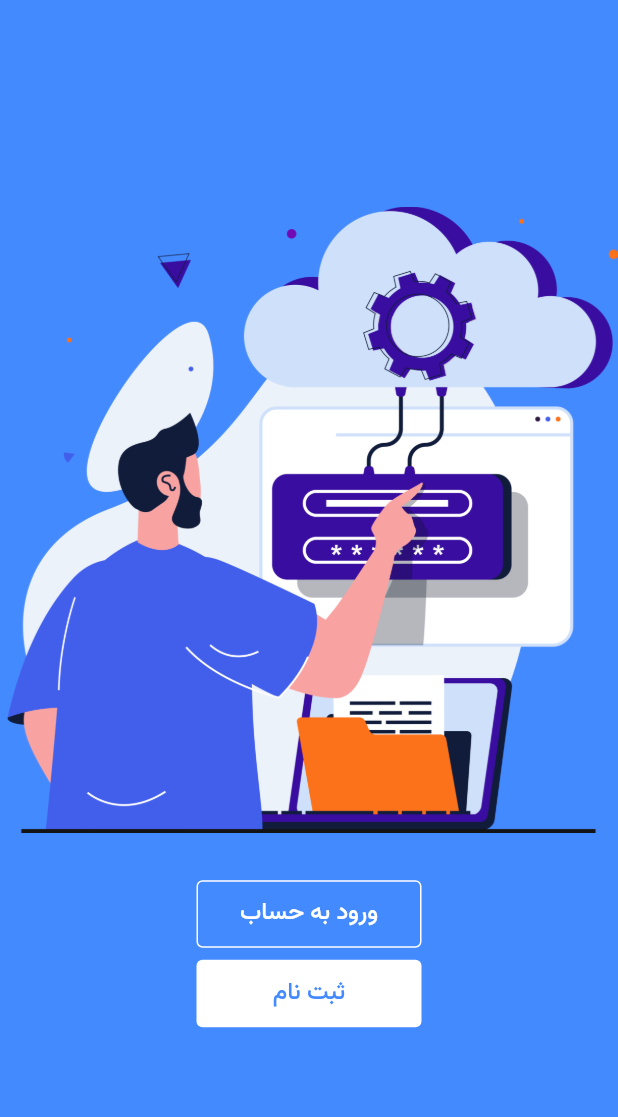
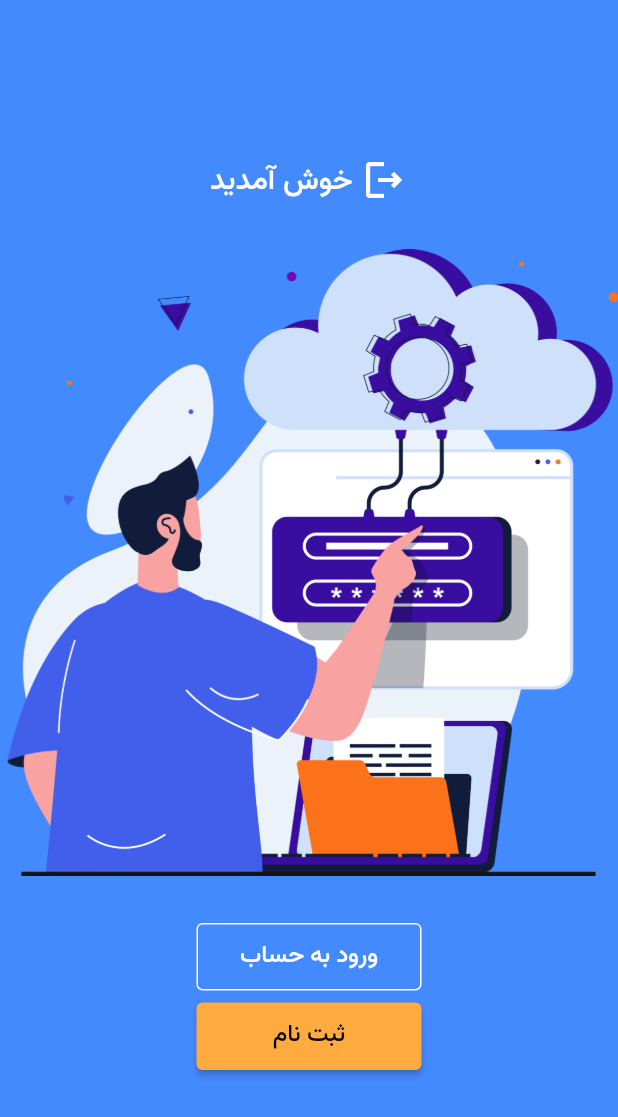
Before and after one commit to alirezakariminejad/flutter_blog_navigation, a Flutter app: the screen it shows after launch, on a phone screen of 412 x 824 dp. Shown: the top 1117 px of the screen. Run offline on Flutter 3.47's test engine with Material 2 defaults, Android fonts, the phone set to English and light mode, and no system bars.

Commit message:
Some Changes For Better Display

```diff
--- a/lib/main.dart
+++ b/lib/main.dart
@@ -25,14 +25,27 @@
     return Scaffold(
       backgroundColor: Colors.blueAccent,
       body: SafeArea(
+        child: Center(
+          child: SingleChildScrollView(
             child: Column(
               mainAxisAlignment: MainAxisAlignment.center,
               children: [
-            // Text(
-            //   'خوش آمدید',
-            //   style: TextStyle(fontSize: 24.0, color: Colors.white),
-            // ),
-            // SizedBox(height: 30.0),
+                Row(
+                  mainAxisAlignment: MainAxisAlignment.center,
+                  children: [
+                    Text(
+                      'خوش آمدید',
+                      style: TextStyle(fontSize: 20.0, color: Colors.white),
+                    ),
+                    SizedBox(width: 5.0),
+                    Icon(
+                      Icons.logout_outlined,
+                      color: Colors.white,
+                      size: 32.0,
+                    ),
+                  ],
+                ),
+                SizedBox(height: 30.0),
                 Image(image: AssetImage('images/login.png')),
                 SizedBox(height: 30.0),
                 OutlinedButton(
@@ -51,10 +64,10 @@
                   ),
                 ),
                 SizedBox(height: 5.0),
-            TextButton(
-              style: TextButton.styleFrom(
-                foregroundColor: Colors.blueAccent,
-                backgroundColor: Colors.white,
+                ElevatedButton(
+                  style: ElevatedButton.styleFrom(
+                    backgroundColor: Colors.orangeAccent,
+                    foregroundColor: Colors.black,
                     minimumSize: Size(150, 45),
                   ),
                   onPressed: () {},
@@ -64,8 +77,25 @@
                       fontSize: 16.0,
                     ),
                   ),
-            )
+                ),
+                SizedBox(height: 5.0),
+                // TextButton(
+                //   style: TextButton.styleFrom(
+                //     foregroundColor: Colors.blueAccent,
+                //     backgroundColor: Colors.white,
+                //     minimumSize: Size(150, 45),
+                //   ),
+                //   onPressed: () {},
+                //   child: Text(
+                //     'ثبت نام',
+                //     style: TextStyle(
+                //       fontSize: 16.0,
+                //     ),
+                //   ),
+                // )
               ],
+            ),
+          ),
         ),
       ),
     );
```
Lines whose indentation alone changed are shown as unchanged.
